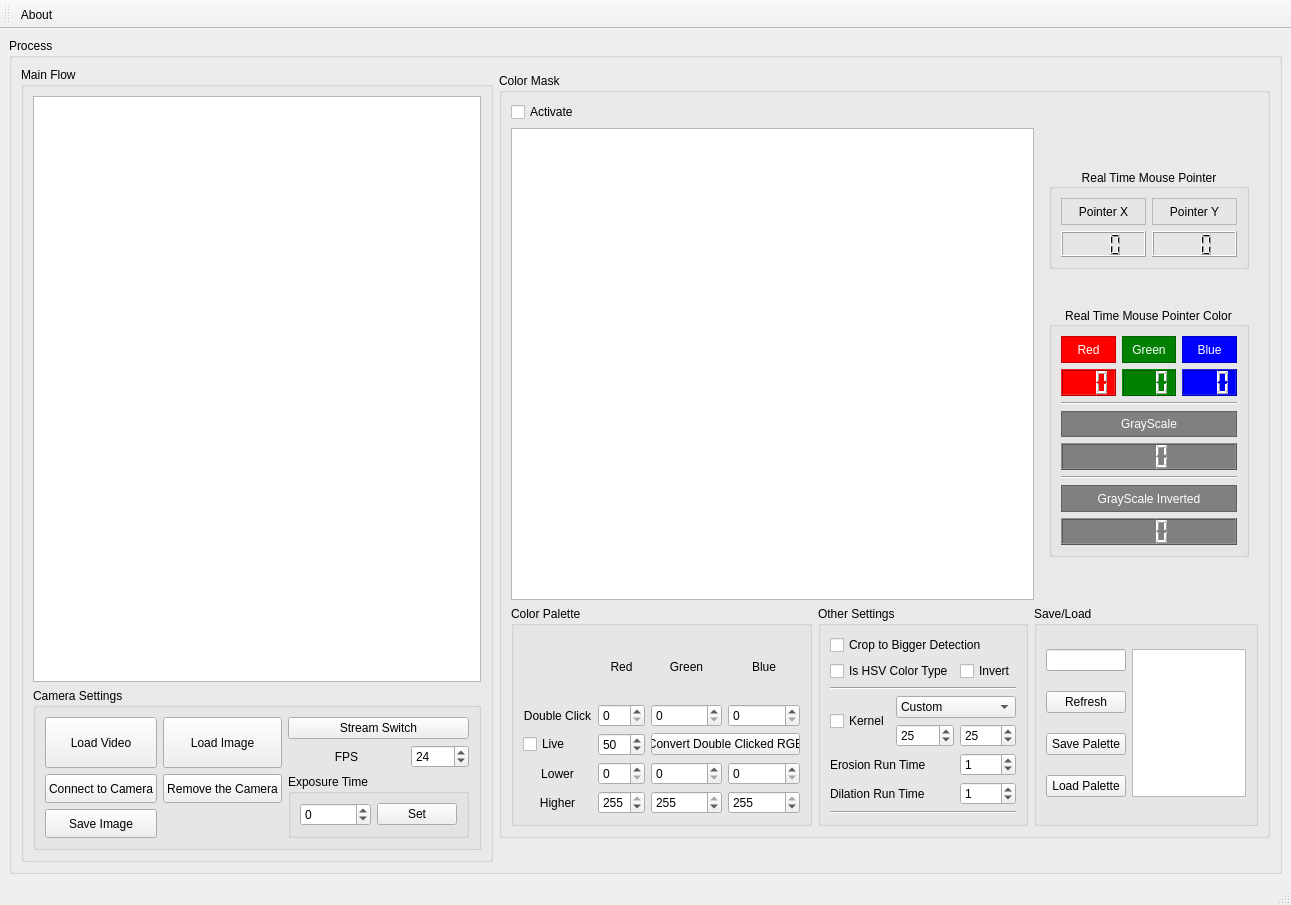
This is color_Palette_UI.ui in msaidbilgehan/Color-Palette-UI as Qt 5 draws it before an edit. The edited form follows.
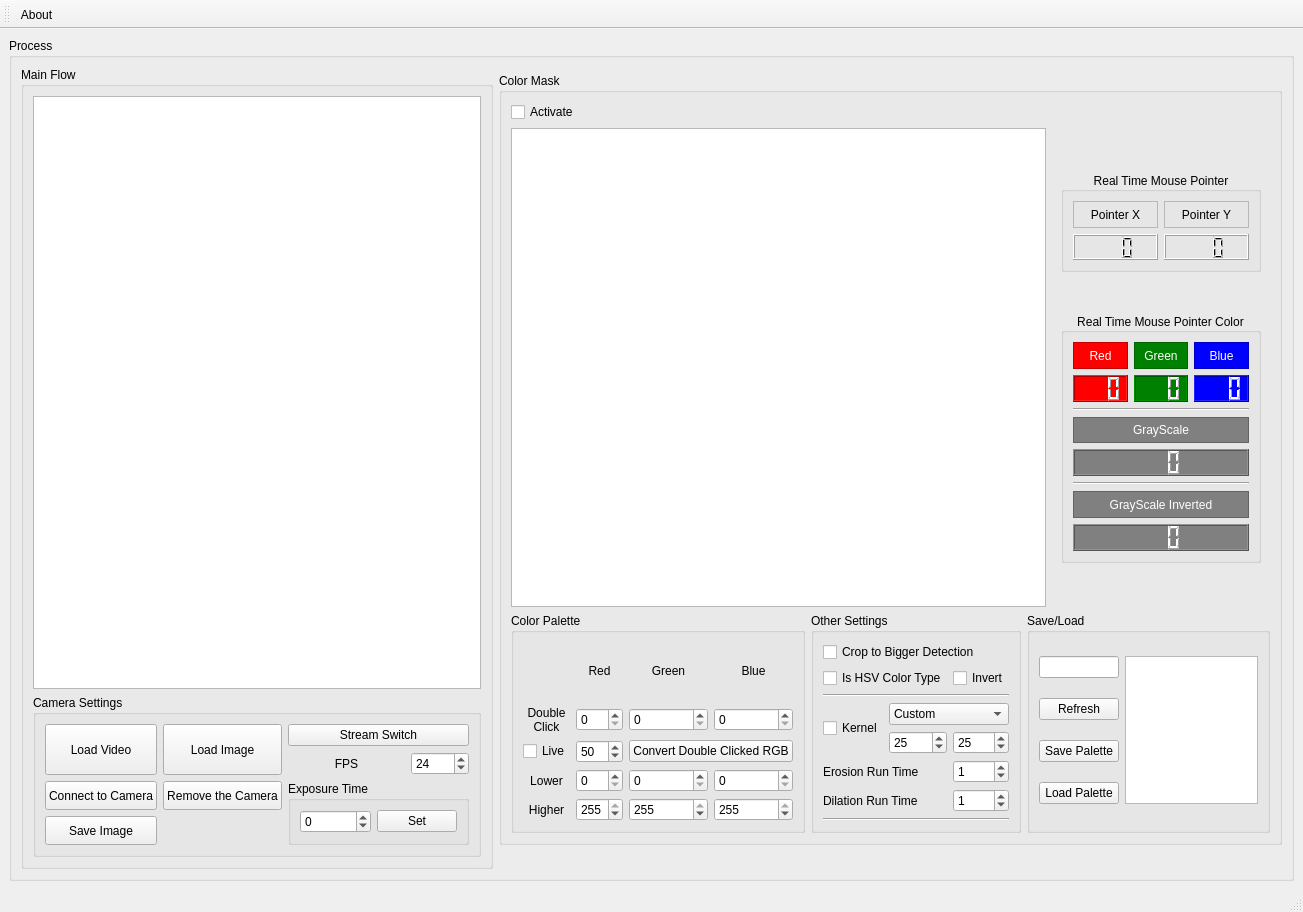
This is the edited form. Custom widgets are drawn as their Qt base class.

Commit message: Cleanup, changed save path to palettes' default path, added missing save and load config params of erosion and dilation steps.

What changed in the file:
```diff
--- a/color_Palette_UI.ui
+++ b/color_Palette_UI.ui
@@ -7,8 +7,8 @@
    <rect>
     <x>0</x>
     <y>0</y>
-    <width>1291</width>
-    <height>905</height>
+    <width>1303</width>
+    <height>912</height>
    </rect>
   </property>
   <property name="windowTitle">
@@ -279,7 +279,8 @@
              <item row="1" column="1">
               <widget class="QLabel" name="label_Color_Palette_Double_Clicked">
                <property name="text">
-                <string>Double Click</string>
+                <string>Double
+Click</string>
                </property>
                <property name="alignment">
                 <set>Qt::AlignCenter</set>
```
The commit also changes 1 other file.
